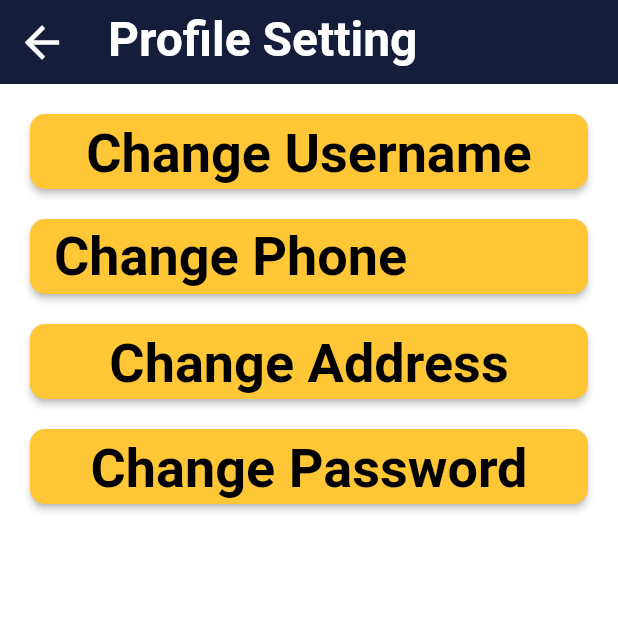
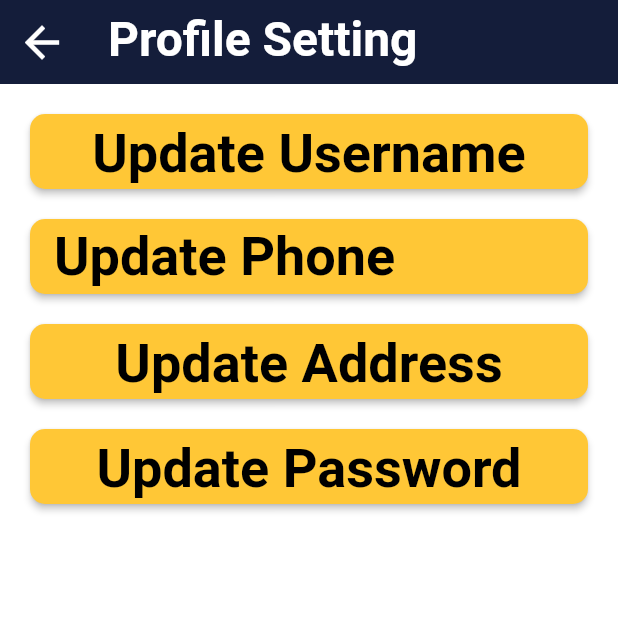
Before and after one commit to khush2003/sahara, a Flutter app: the ProfileSettingView screen opened by its route, on a phone screen of 412 x 824 dp, the top half of it. Run offline on Flutter 3.47's test engine with Material 2 defaults, Android fonts, the phone set to English and light mode, and no system bars; our stand-ins replace firebase_auth, firebase_core, firebase_storage, font_awesome_flutter, get, image_picker and 2 more; accounts and stored records are empty; network calls fail; Roboto replaces fonts that are missing (Dongle).

Commit message:
Update setting page and username

```diff
--- a/frontend/lib/views/SettingPages/change_address_view.dart
+++ b/frontend/lib/views/SettingPages/change_address_view.dart
@@ -13,7 +13,7 @@ class ChangeAddressView extends StatelessWidget {
   Widget build(BuildContext context) {
     return Scaffold(
       appBar: AppBar(
-        title: const Text("Change Address"),
+        title: const Text("Update Address"),
       ),
       resizeToAvoidBottomInset: false,
       body: SingleChildScrollView(
@@ -60,7 +60,7 @@ class ChangeAddressView extends StatelessWidget {
                   child: PrimaryButton(
                       onPressed: () =>
                           changeController.changeNonAuthUserDetails(),
-                      text: "Change"),
+                      text: "Update"),
                 ),
               ],
             )),
--- a/frontend/lib/views/SettingPages/change_password_view.dart
+++ b/frontend/lib/views/SettingPages/change_password_view.dart
@@ -14,7 +14,7 @@ class ChangePasswordView extends StatelessWidget {
   Widget build(BuildContext context) {
     return Scaffold(
       appBar: AppBar(
-        title: const Text("Change Password"),
+        title: const Text("Update Password"),
       ),
       resizeToAvoidBottomInset: false,
       body: SingleChildScrollView(
@@ -59,7 +59,7 @@ class ChangePasswordView extends StatelessWidget {
                   padding: const EdgeInsets.only(top: 20),
                   child: PrimaryButton(
                       onPressed: () => changeController.changeUserPassword(),
-                      text: "Change"),
+                      text: "Update"),
                 )
               ],
             )),
--- a/frontend/lib/views/SettingPages/change_phone_number_view.dart
+++ b/frontend/lib/views/SettingPages/change_phone_number_view.dart
@@ -15,7 +15,7 @@ class ChangePhoneNumberView extends StatelessWidget {
   Widget build(BuildContext context) {
     return Scaffold(
       appBar: AppBar(
-        title: const Text("Change Phone Number"),
+        title: const Text("Update Phone Number"),
       ),
       resizeToAvoidBottomInset: false,
       body: SingleChildScrollView(
@@ -40,8 +40,12 @@ class ChangePhoneNumberView extends StatelessWidget {
                     child: Padding(
                         padding: const EdgeInsets.only(top: 10),
                         child: Text(
-                          changeController.user.value.userPhoneNumber ??
-                              "No phone number",
+                          changeController.user.value.userPhoneNumber
+                                      ?.trim()
+                                      .isEmpty ??
+                                  true
+                              ? "No phone number"
+                              : changeController.user.value.userPhoneNumber!,
                           style: headText().copyWith(
                             decoration: TextDecoration.underline,
                           ),
@@ -72,7 +76,7 @@ class ChangePhoneNumberView extends StatelessWidget {
                             errorSnackBar("Please enter a valid phone number");
                           }
                         },
-                        text: "Change"),
+                        text: "Update"),
                   )
                 ],
               ),
--- a/frontend/lib/views/SettingPages/profile_setting_view.dart
+++ b/frontend/lib/views/SettingPages/profile_setting_view.dart
@@ -29,7 +29,7 @@ class ProfileSettingView extends StatelessWidget {
                       onPressed: () {
                         Get.toNamed(Routes.changeUsername);
                       },
-                      text: "Change Username"),
+                      text: "Update Username"),
                 ),
                 Padding(
                   padding: const EdgeInsets.only(top: 20),
@@ -37,7 +37,7 @@ class ProfileSettingView extends StatelessWidget {
                       onPressed: () {
                         Get.toNamed(Routes.changePhoneNumber);
                       },
-                      text: "Change Phone number"),
+                      text: "Update Phone number"),
                 ),
                 Padding(
                   padding: const EdgeInsets.only(top: 20),
@@ -45,7 +45,7 @@ class ProfileSettingView extends StatelessWidget {
                       onPressed: () {
                         Get.toNamed(Routes.changeAddress);
                       },
-                      text: "Change Address"),
+                      text: "Update Address"),
                 ),
                 Padding(
                   padding: const EdgeInsets.only(top: 20),
@@ -53,7 +53,7 @@ class ProfileSettingView extends StatelessWidget {
                       onPressed: () {
                         Get.toNamed(Routes.changePassword);
                       },
-                      text: "Change Password"),
+                      text: "Update Password"),
                 ),
               ],
             ),
```
Also changed, not shown: frontend/lib/controllers/auth/register_controller.dart (+13 -3 lines), frontend/lib/controllers/change_settings/change_details_controller.dart (+39 -0 lines), frontend/lib/rest_api.dart (+16 -2 lines), frontend/lib/views/SettingPages/change_username_view.dart (+20 -12 lines), 3 other files.
